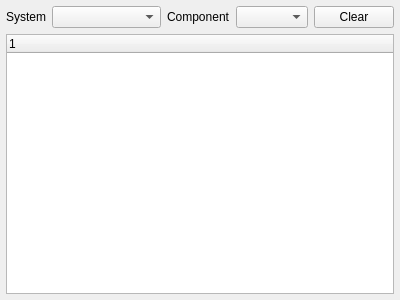
This is src/ui/QGCMAVLinkInspector.ui in mavlink/qgroundcontrol as Qt 5 draws it before an edit. The edited form follows.
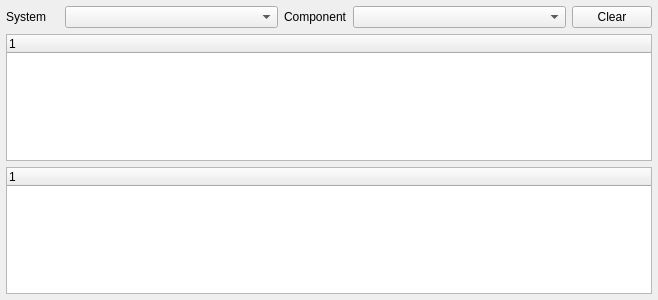
This is the edited form.

Commit message: Added support for stream rate config to MAVLink inspector. Allows to configure the update rate per message

```diff
--- a/src/ui/QGCMAVLinkInspector.ui
+++ b/src/ui/QGCMAVLinkInspector.ui
@@ -6,17 +6,40 @@
    <rect>
     <x>0</x>
     <y>0</y>
-    <width>400</width>
+    <width>658</width>
     <height>300</height>
    </rect>
   </property>
   <property name="windowTitle">
    <string>Form</string>
   </property>
-  <layout class="QGridLayout" name="gridLayout" columnstretch="2,8,0,0,0">
-   <property name="margin">
+  <layout class="QGridLayout" name="gridLayout" columnstretch="2,8,2,8,3">
+   <property name="leftMargin">
     <number>6</number>
    </property>
+   <property name="topMargin">
+    <number>6</number>
+   </property>
+   <property name="rightMargin">
+    <number>6</number>
+   </property>
+   <property name="bottomMargin">
+    <number>6</number>
+   </property>
+   <item row="0" column="4">
+    <widget class="QPushButton" name="clearButton">
+     <property name="text">
+      <string>Clear</string>
+     </property>
+    </widget>
+   </item>
+   <item row="0" column="2">
+    <widget class="QLabel" name="label_2">
+     <property name="text">
+      <string>Component</string>
+     </property>
+    </widget>
+   </item>
    <item row="0" column="0">
     <widget class="QLabel" name="label">
      <property name="text">
@@ -24,35 +47,30 @@
      </property>
     </widget>
    </item>
+   <item row="2" column="0" colspan="5">
+    <widget class="QTreeWidget" name="treeWidget">
+     <column>
+      <property name="text">
+       <string notr="true">1</string>
+      </property>
+     </column>
+    </widget>
+   </item>
+   <item row="3" column="0" colspan="5">
+    <widget class="QTreeWidget" name="rateTreeWidget">
+     <column>
+      <property name="text">
+       <string notr="true">1</string>
+      </property>
+     </column>
+    </widget>
+   </item>
    <item row="0" column="1">
     <widget class="QComboBox" name="systemComboBox"/>
    </item>
    <item row="0" column="3">
     <widget class="QComboBox" name="componentComboBox"/>
    </item>
-   <item row="0" column="2">
-    <widget class="QLabel" name="label_2">
-     <property name="text">
-      <string>Component</string>
-     </property>
-    </widget>
-   </item>
-   <item row="0" column="4">
-    <widget class="QPushButton" name="clearButton">
-     <property name="text">
-      <string>Clear</string>
-     </property>
-    </widget>
-   </item>
-   <item row="2" column="0" colspan="5">
-    <widget class="QTreeWidget" name="treeWidget">
-     <column>
-      <property name="text">
-       <string notr="true">1</string>
-      </property>
-     </column>
-    </widget>
-   </item>
   </layout>
  </widget>
  <resources/>
```
The commit also changes 2 other files.
